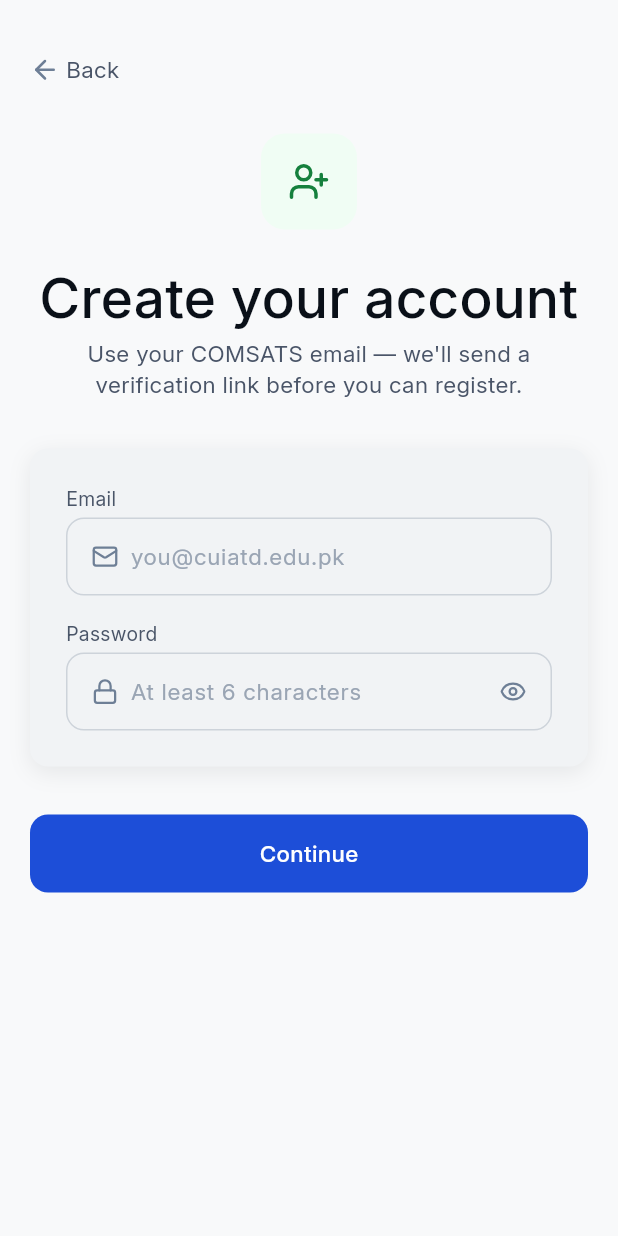
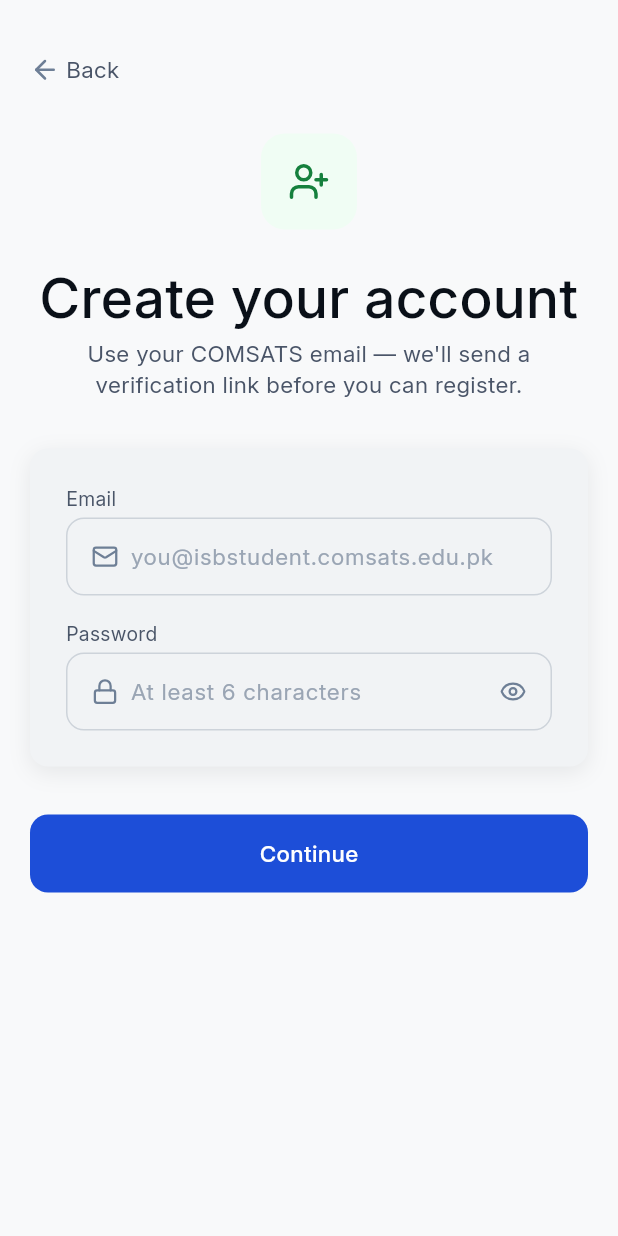
Before and after one commit to MuaazTasawar/junaid-zaidi-library-app, a Flutter app: the screen it shows after launch, after a tap on "Create Account", on a phone screen of 412 x 824 dp. Run offline on Flutter 3.47's test engine with Material 3 defaults, Android fonts, the phone set to English and light mode, and no system bars; our stand-ins replace cloud_firestore, firebase_auth, firebase_core, flutter_lucide, flutter_secure_storage, google_fonts and 1 more; accounts and stored records are empty.

Commit message:
feat: hardcoded dev login, @comsats.edu.pk email validation, CNIC field on signup

```diff
--- a/lib/models/student_request.dart
+++ b/lib/models/student_request.dart
@@ -18,6 +18,7 @@ class StudentRequest {
   final String department;
   final String email;
   final String phone;
+  final String cnic;
   final String status;
   final DateTime? createdAt;
 
@@ -28,6 +29,7 @@ class StudentRequest {
     required this.department,
     required this.email,
     required this.phone,
+    required this.cnic,
     this.status = StudentRequestStatus.pending,
     this.createdAt,
   });
@@ -39,6 +41,7 @@ class StudentRequest {
       'department': department,
       'email': email,
       'phone': phone,
+      'cnic': cnic,
       'status': status,
       'createdAt': FieldValue.serverTimestamp(),
     };
@@ -53,6 +56,7 @@ class StudentRequest {
       department: map['department'] as String? ?? '',
       email: map['email'] as String? ?? '',
       phone: map['phone'] as String? ?? '',
+      cnic: map['cnic'] as String? ?? '',
       status: map['status'] as String? ?? StudentRequestStatus.pending,
       createdAt: ts is Timestamp ? ts.toDate() : null,
     );
@@ -66,6 +70,7 @@ class StudentRequest {
       department: department,
       email: email,
       phone: phone,
+      cnic: cnic,
       status: status ?? this.status,
       createdAt: createdAt,
     );
--- a/lib/screens/auth/signup_email_screen.dart
+++ b/lib/screens/auth/signup_email_screen.dart
@@ -50,6 +50,9 @@ class _SignupEmailScreenState extends State<SignupEmailScreen> {
 
     if (email.isEmpty || !_emailPattern.hasMatch(email)) {
       setState(() => _emailError = 'Enter a valid email address.');
+      isValid = false;
+    } else if (!email.toLowerCase().endsWith('@isbstudent.comsats.edu.pk')) {
+      setState(() => _emailError = 'Use your COMSATS email (must end with @isbstudent.comsats.edu.pk).');
       isValid = false;
     }
     if (password.length < 6) {
@@ -152,7 +155,7 @@ class _SignupEmailScreenState extends State<SignupEmailScreen> {
                   AppTextField(
                     label: 'Email',
                     controller: _emailController,
-                    placeholder: 'you@cuiatd.edu.pk',
+                    placeholder: 'you@isbstudent.comsats.edu.pk',
                     keyboardType: TextInputType.emailAddress,
                     prefixIcon: LucideIcons.mail,
                     errorText: _emailError,
--- a/lib/services/koha_auth_service.dart
+++ b/lib/services/koha_auth_service.dart
@@ -27,20 +27,34 @@ class KohaAuthService {
       : _client = client ?? http.Client(),
         _secureStorage = secureStorage ?? SecureStorageService();
 
+  // TEMP — hardcoded dev account so the app is reachable without a real
+  // Koha server or the mock server running. Checked before any network
+  // call is made. REMOVE before shipping — search this file for "TEMP —".
+  static const _devUsername = 'testuser';
+  static const _devPassword = 'test1234';
+  static const _devPatronId = '0000';
+
   /// Logs a student in against Koha, stores the resulting token via
   /// [SecureStorageService], and returns the patron ID on success.
   /// Throws [KohaAuthException] with a user-facing message on failure.
   Future<String> login({required String username, required String password}) async {
+    // TEMP — see the field comments above. This check runs before any
+    // network request, so it works with no server at all reachable.
+    if (username == _devUsername && password == _devPassword) {
+      await _secureStorage.saveSession(token: 'dev-hardcoded-token', patronId: _devPatronId);
+      return _devPatronId;
+    }
+
     final uri = Uri.parse(ApiConstants.kohaAuthEndpoint);
 
     late final http.Response response;
     try {
       response = await _client
           .post(
-        uri,
-        headers: {'Content-Type': 'application/x-www-form-urlencoded'},
-        body: {'userid': username, 'password': password},
-      )
+            uri,
+            headers: {'Content-Type': 'application/x-www-form-urlencoded'},
+            body: {'userid': username, 'password': password},
+          )
           .timeout(ApiConstants.requestTimeout);
     } catch (_) {
       throw const KohaAuthException(
--- a/lib/widgets/app_text_field.dart
+++ b/lib/widgets/app_text_field.dart
@@ -1,8 +1,9 @@
 import 'package:flutter/material.dart';
+import 'package:flutter/services.dart';
 import 'package:flutter_lucide/flutter_lucide.dart';
 
+import 'app_text.dart';
 import '../theme/theme.dart';
-import 'app_text.dart';
 
 /// Text field primitive for the auth flow. Mirrors SearchInput's
 /// focus-border treatment (border.tertiary color while unfocused, text
@@ -18,6 +19,7 @@ class AppTextField extends StatefulWidget {
   final IconData? prefixIcon;
   final ValueChanged<String>? onChanged;
   final bool enabled;
+  final List<TextInputFormatter>? inputFormatters;
 
   const AppTextField({
     super.key,
@@ -30,6 +32,7 @@ class AppTextField extends StatefulWidget {
     this.prefixIcon,
     this.onChanged,
     this.enabled = true,
+    this.inputFormatters,
   });
 
   @override
@@ -62,8 +65,8 @@ class _AppTextFieldState extends State<AppTextField> {
     final Color borderColor = hasError
         ? colors.error
         : _isFocused
-        ? colors.brand
-        : colors.border;
+            ? colors.brand
+            : colors.border;
 
     return Column(
       crossAxisAlignment: CrossAxisAlignment.start,
@@ -92,6 +95,7 @@ class _AppTextFieldState extends State<AppTextField> {
                   obscureText: widget.obscureText ? _obscure : false,
                   keyboardType: widget.keyboardType,
                   onChanged: widget.onChanged,
+                  inputFormatters: widget.inputFormatters,
                   style: AppTypography.bodyBase.toTextStyle(color: colors.text.primary),
                   decoration: InputDecoration(
                     hintText: widget.placeholder,
```
Also changed, not shown: lib/screens/auth/signup_form_screen.dart (+59 -12 lines).
